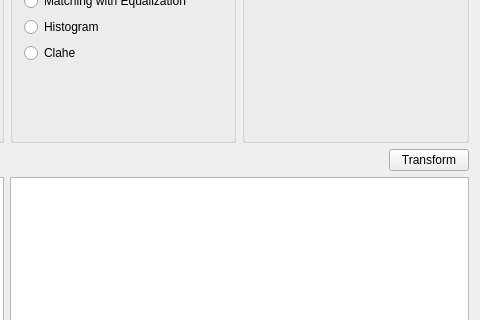
This is mainwindow.ui in jasonjin34/hiwi-imageprocessing as Qt 5 draws it before an edit; both pictures show x 467 to 947 and y 176 to 496 of the 947 by 702 pixel window. The edited form follows.
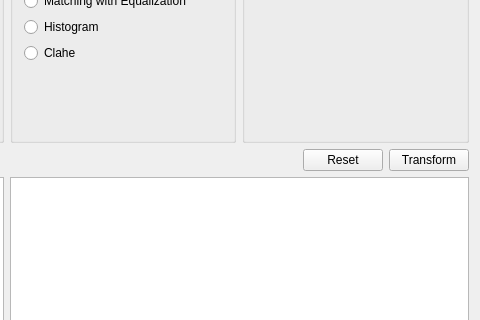
This is the edited form.

Diff of the .ui file:
```diff
--- a/mainwindow.ui
+++ b/mainwindow.ui
@@ -341,6 +341,13 @@
         </property>
        </spacer>
       </item>
+      <item>
+       <widget class="QPushButton" name="resetbutton">
+        <property name="text">
+         <string>Reset</string>
+        </property>
+       </widget>
+      </item>
       <item>
        <widget class="QPushButton" name="btnTransform">
         <property name="text">
```
